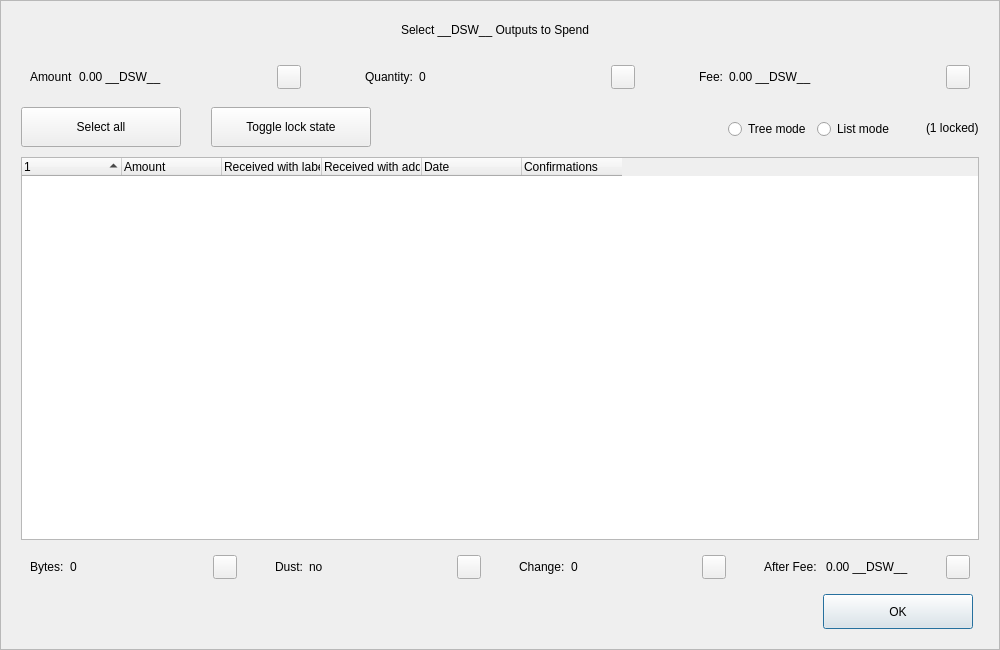
Above: src/qt/forms/coincontroldialog.ui from decenomy/DSW before the change. Below: the same form after it.
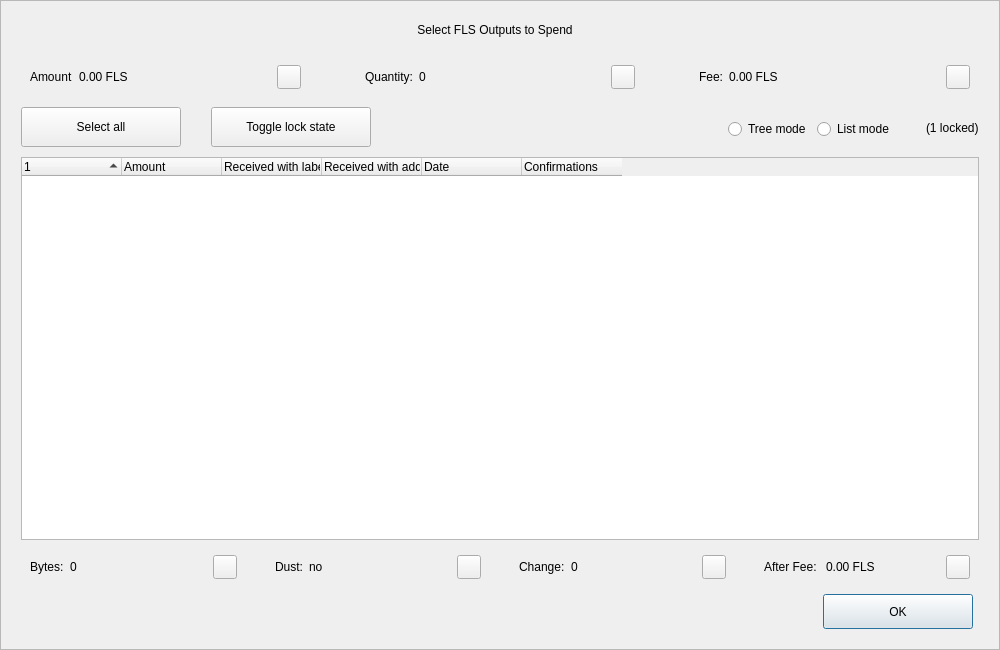
That is the form after the change. Custom widgets are drawn as their Qt base class.

```diff
--- a/src/qt/forms/coincontroldialog.ui
+++ b/src/qt/forms/coincontroldialog.ui
@@ -98,7 +98,7 @@
            </size>
           </property>
           <property name="text">
-           <string>Select __DSW__ Outputs to Spend</string>
+           <string>Select FLS Outputs to Spend</string>
           </property>
           <property name="alignment">
            <set>Qt::AlignCenter</set>
@@ -144,7 +144,7 @@
            <item>
             <widget class="QLabel" name="labelCoinControlAmount">
              <property name="text">
-              <string>0.00 __DSW__</string>
+              <string>0.00 FLS</string>
              </property>
             </widget>
            </item>
@@ -268,7 +268,7 @@
            <item>
             <widget class="QLabel" name="labelCoinControlFee">
              <property name="text">
-              <string>0.00 __DSW__</string>
+              <string>0.00 FLS</string>
              </property>
             </widget>
            </item>
@@ -729,7 +729,7 @@
            <item>
             <widget class="QLabel" name="labelCoinControlAfterFee">
              <property name="text">
-              <string>0.00 __DSW__</string>
+              <string>0.00 FLS</string>
              </property>
             </widget>
            </item>
```
